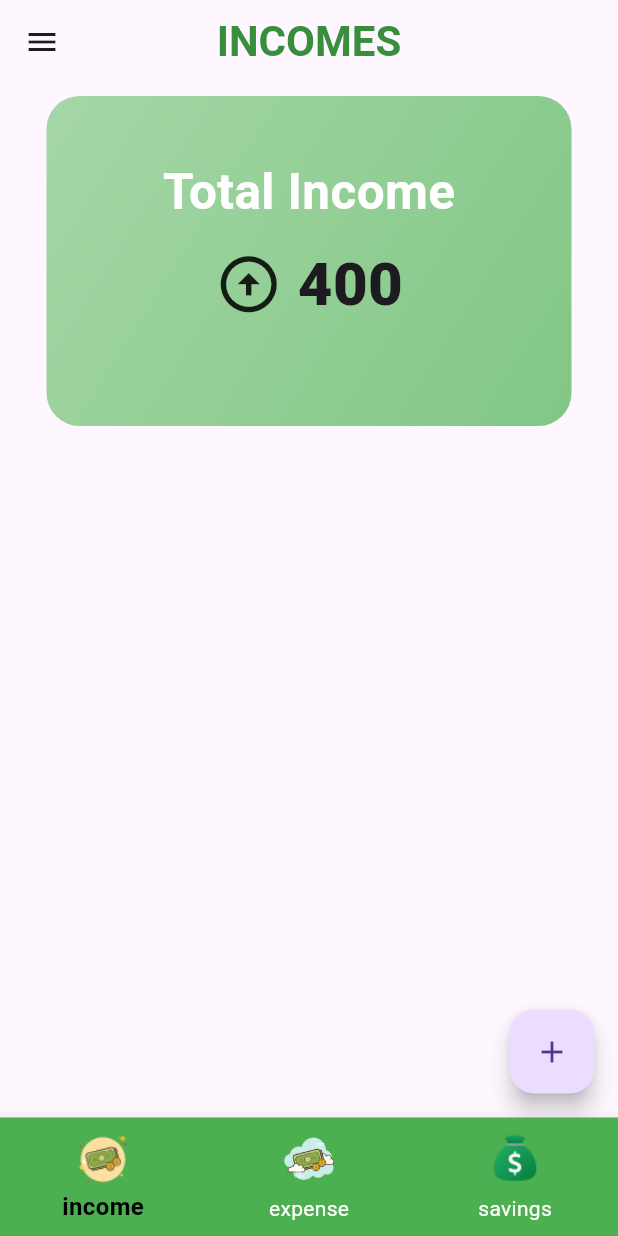
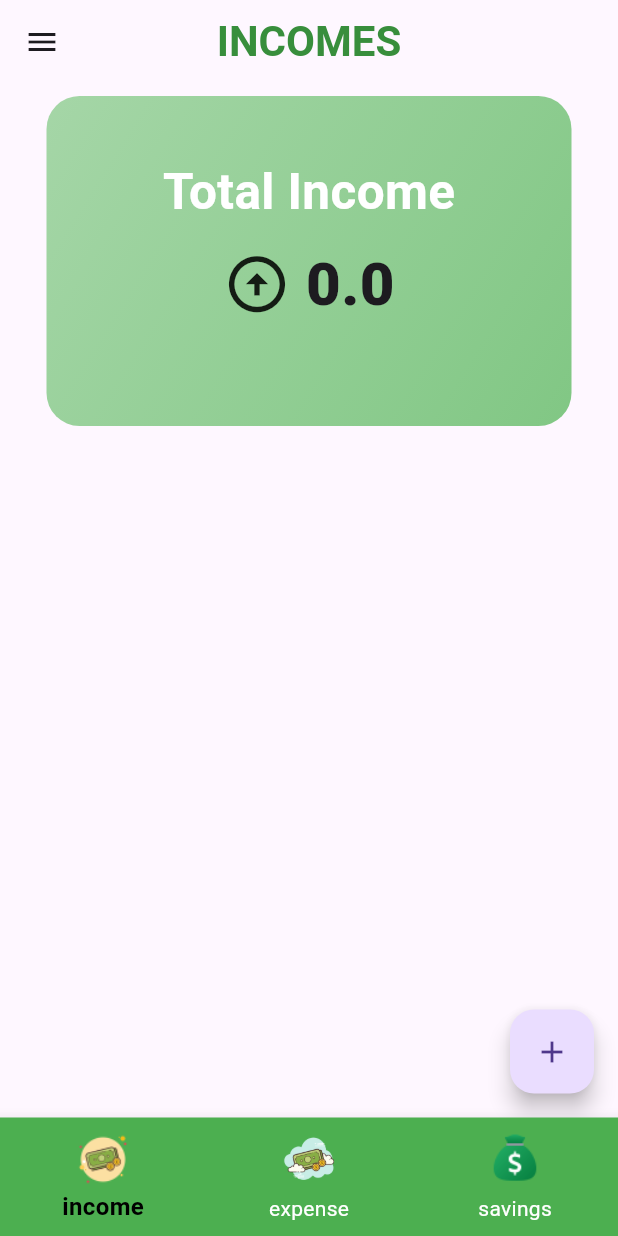
Before and after one commit to sohasara/Finace-App, a Flutter app: the screen it shows after launch, on a phone screen of 412 x 824 dp. Run offline on Flutter 3.47's test engine with Material 3 defaults, Android fonts, the phone set to English and light mode, and no system bars; our stand-ins replace flutter_riverpod, hive_flutter; accounts and stored records are empty.

Commit message:
add total income

```diff
--- a/lib/ui/income_page/total_income.dart
+++ b/lib/ui/income_page/total_income.dart
@@ -1,10 +1,16 @@
+import 'package:finance_app/state/income_state.dart/income_provider.dart';
 import 'package:flutter/material.dart';
+import 'package:flutter_riverpod/flutter_riverpod.dart';
 
-class TotalIncome extends StatelessWidget {
+class TotalIncome extends ConsumerWidget {
   const TotalIncome({super.key});
 
   @override
-  Widget build(BuildContext context) {
+  Widget build(BuildContext context, WidgetRef ref) {
+    final totalIncome = ref.watch(incomeNOtifierProvider).fold<double>(
+          0.0,
+          (sum, income) => sum + income.amount,
+        );
     return Container(
       height: 220,
       width: 350,
@@ -19,12 +25,12 @@ class TotalIncome extends StatelessWidget {
         ),
         borderRadius: BorderRadius.circular(22),
       ),
-      child: const Column(
+      child: Column(
         children: [
-          SizedBox(
+          const SizedBox(
             height: 40,
           ),
-          Text(
+          const Text(
             'Total Income',
             style: TextStyle(
               fontSize: 33,
@@ -32,22 +38,22 @@ class TotalIncome extends StatelessWidget {
               fontWeight: FontWeight.bold,
             ),
           ),
-          SizedBox(
+          const SizedBox(
             height: 10,
           ),
           Row(
             mainAxisAlignment: MainAxisAlignment.center,
             children: [
-              Icon(
+              const Icon(
                 Icons.arrow_circle_up,
                 size: 45,
               ),
-              SizedBox(
+              const SizedBox(
                 width: 10,
               ),
               Text(
-                '400',
-                style: TextStyle(
+                totalIncome.toString(),
+                style: const TextStyle(
                   fontSize: 40,
                   fontWeight: FontWeight.w800,
                 ),
```
